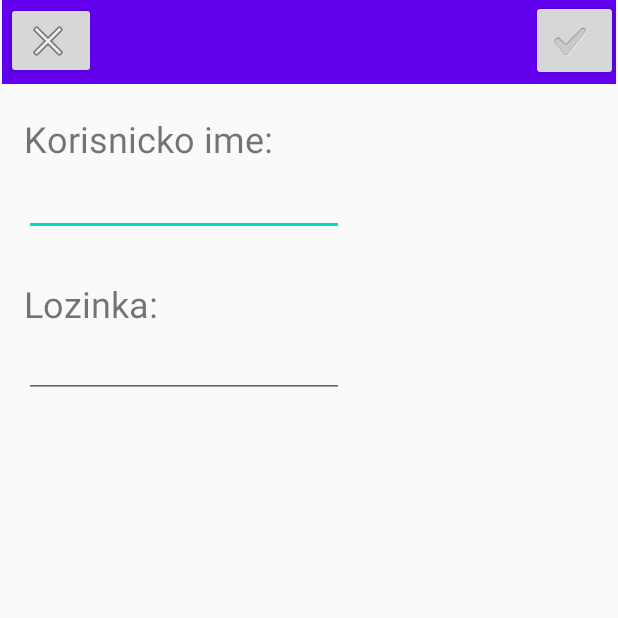
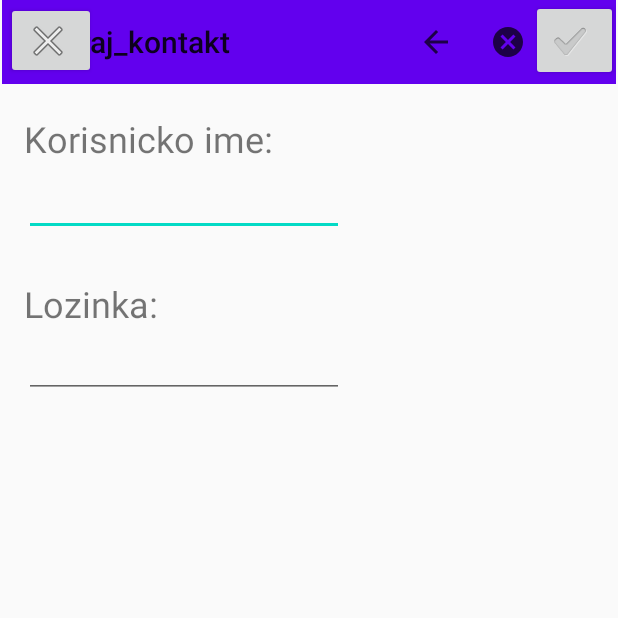
Before and after one commit to rakin99/Tim_1, an Android app: the CreateContactActivity screen opened directly, with no data from a screen before it, on a phone screen of 412 x 824 dp, the top half of it. Run offline under Robolectric (Android 15) with nearby library versions, the phone set to English and light mode, and no system bars.

Commit message:
Odradjen CreateContactActivity i kreirani u meniju xml fajlovi za kontakt

```diff
--- a/app/src/main/java/com/example/mojprojekat/aktivnosti/CreateContactActivity.java
+++ b/app/src/main/java/com/example/mojprojekat/aktivnosti/CreateContactActivity.java
@@ -1,11 +1,20 @@
 package com.example.mojprojekat.aktivnosti;
 
-import androidx.appcompat.app.AppCompatActivity;
-
+import android.content.Intent;
+import android.content.SharedPreferences;
 import android.os.Bundle;
+import android.preference.PreferenceManager;
+import android.view.Menu;
+import android.view.MenuItem;
+import android.widget.EditText;
 import android.widget.Toast;
 
+import androidx.appcompat.app.AppCompatActivity;
+import androidx.appcompat.widget.Toolbar;
+
 import com.example.mojprojekat.R;
+import com.example.mojprojekat.fragmenti.FragmentCreateContact;
+import com.example.mojprojekat.tools.FragmentTransition;
 
 public class CreateContactActivity extends AppCompatActivity {
 
@@ -13,34 +22,49 @@ public class CreateContactActivity extends AppCompatActivity {
     protected void onCreate(Bundle savedInstanceState) {
         super.onCreate(savedInstanceState);
         setContentView(R.layout.activity_create_contact);
+        this.setTitle("Kreiraj_kontakt");
+        FragmentTransition.to(FragmentCreateContact.newInstance(), this, true, R.id.createContactContent);
+
+        EditText etUsername=findViewById(R.id.etUsername);
+        SharedPreferences sharedPreferences = PreferenceManager.getDefaultSharedPreferences(this);
+        etUsername.setText(sharedPreferences.getString(getString(R.string.login),"Nema ulogovanog"));
+        Toolbar tbCreateContact=findViewById(R.id.tbCreateContact);
+        setSupportActionBar(tbCreateContact);
     }
 
     @Override
-    protected void onStart(){
-        super.onStart();
-        Toast.makeText(this, "onStart()",Toast.LENGTH_SHORT).show();
-    }
-    @Override
-    protected  void onResume(){
-        super.onResume();
-        Toast.makeText(this, "onResume()",Toast.LENGTH_SHORT).show();
+    public boolean onCreateOptionsMenu(Menu menu) {
+        return super.onCreateOptionsMenu(menu);
     }
 
     @Override
-    protected void onPause(){
-        super.onPause();
-        Toast.makeText(this, "onPause()", Toast.LENGTH_SHORT).show();
+    public boolean onOptionsItemSelected(MenuItem item){
+        switch(item.getItemId()){
+            case R.id.action_back:
+                Intent intent = new Intent(CreateContactActivity.this, ContactsActivity.class);
+                startActivity(intent);
+                finish();
+                return true;
+            case R.id.action_cancel:
+                Intent intent1 = new Intent(CreateContactActivity.this, ContactsActivity.class);
+                startActivity(intent1);
+                finish();
+                return true;
+            case R.id.action_save:
+                Toast.makeText(this, "Uspešno sacuvano!",Toast.LENGTH_SHORT).show();
+            default:
+                return super.onOptionsItemSelected(item);
+        }
     }
 
     @Override
-    protected void onStop(){
-        super.onStop();
-        Toast.makeText(this,"onStop()", Toast.LENGTH_SHORT).show();
-    }
-
+    protected void onStart(){ super.onStart();}
     @Override
-    protected void onDestroy(){
-        super.onDestroy();
-        Toast.makeText(this,"onDestroy()", Toast.LENGTH_SHORT).show();
-    }
+    protected  void onResume(){ super.onResume(); }
+    @Override
+    protected void onPause(){ super.onPause(); }
+    @Override
+    protected void onStop(){ super.onStop(); }
+    @Override
+    protected void onDestroy(){ super.onDestroy(); }
 }
--- a/app/src/main/res/layout/activity_create_contact.xml
+++ b/app/src/main/res/layout/activity_create_contact.xml
@@ -5,18 +5,6 @@
     android:layout_width="match_parent"
     android:layout_height="match_parent"
     tools:context=".aktivnosti.CreateContactActivity">
-
-    <EditText
-        android:id="@+id/etUsername"
-        android:layout_width="wrap_content"
-        android:layout_height="wrap_content"
-        android:layout_marginStart="16dp"
-        android:layout_marginTop="112dp"
-        android:ems="10"
-        android:inputType="textPersonName"
-        app:layout_constraintStart_toStartOf="parent"
-        app:layout_constraintTop_toTopOf="parent"
-        android:autofillHints="" />
 
     <androidx.appcompat.widget.Toolbar
         android:id="@+id/tbCreateContact"
@@ -51,6 +39,50 @@
         app:layout_constraintStart_toEndOf="@+id/btnCancle"
         app:layout_constraintTop_toTopOf="parent" />
 
+    <!-- The main content view -->
+    <RelativeLayout
+        android:id="@+id/createContactContent"
+        android:layout_width="match_parent"
+        android:layout_height="match_parent" >
+
+
+
+            <TextView
+                android:id="@+id/tvUsername"
+                android:layout_width="174dp"
+                android:layout_height="34dp"
+                android:layout_marginStart="16dp"
+                android:layout_marginTop="76dp"
+                android:text="@string/korisnicko_ime"
+                android:textSize="24sp"
+                app:layout_constraintStart_toStartOf="parent"
+                app:layout_constraintTop_toTopOf="parent" />
+
+            <EditText
+                android:id="@+id/etUsername"
+                android:layout_width="wrap_content"
+                android:layout_height="wrap_content"
+                android:layout_marginStart="16dp"
+                android:layout_marginTop="112dp"
+                android:ems="10"
+                android:inputType="textPersonName"
+                app:layout_constraintStart_toStartOf="parent"
+                app:layout_constraintTop_toTopOf="parent"
+                android:autofillHints="" />
+
+
+
+            <TextView
+                android:id="@+id/tvPassword"
+                android:layout_width="174dp"
+                android:layout_height="34dp"
+                android:layout_marginStart="16dp"
+                android:layout_marginTop="186dp"
+                android:text="@string/lozinka"
+                android:textSize="24sp"
+                app:layout_constraintStart_toStartOf="parent"
+                app:layout_constraintTop_toTopOf="parent" />
+
             <EditText
                 android:id="@+id/etPassword"
                 android:layout_width="wrap_content"
@@ -63,26 +95,6 @@
                 app:layout_constraintTop_toTopOf="parent"
                 android:importantForAutofill="no" />
 
-    <TextView
-        android:id="@+id/tvUsername"
-        android:layout_width="174dp"
-        android:layout_height="34dp"
-        android:layout_marginStart="16dp"
-        android:layout_marginTop="76dp"
-        android:text="@string/korisnicko_ime"
-        android:textSize="24sp"
-        app:layout_constraintStart_toStartOf="parent"
-        app:layout_constraintTop_toTopOf="parent" />
-
-    <TextView
-        android:id="@+id/tvPassword"
-        android:layout_width="174dp"
-        android:layout_height="34dp"
-        android:layout_marginStart="16dp"
-        android:layout_marginTop="186dp"
-        android:text="@string/lozinka"
-        android:textSize="24sp"
-        app:layout_constraintStart_toStartOf="parent"
-        app:layout_constraintTop_toTopOf="parent" />
+    </RelativeLayout>
 
 </androidx.constraintlayout.widget.ConstraintLayout>
--- a/app/src/main/res/menu/activity_item_create_contact.xml
+++ b/app/src/main/res/menu/activity_item_create_contact.xml
@@ -1,4 +1,25 @@
 <?xml version="1.0" encoding="utf-8"?>
-<menu xmlns:android="http://schemas.android.com/apk/res/android">
+<menu xmlns:android="http://schemas.android.com/apk/res/android"
+    xmlns:app="http://schemas.android.com/apk/res-auto">
 
+    <item
+        android:id="@+id/action_save"
+        android:title="@string/action_send"
+        android:icon="@drawable/potvrda"
+        android:orderInCategory="300"
+        app:showAsAction="ifRoom"/>
+
+    <item
+        android:id="@+id/action_cancel"
+        android:title="@string/action_cancel"
+        android:icon="@drawable/cancel"
+        android:orderInCategory="200"
+        app:showAsAction="ifRoom"/>
+
+    <item
+        android:id="@+id/action_back"
+        android:title="@string/action_back"
+        android:icon="@drawable/back"
+        android:orderInCategory="100"
+        app:showAsAction="ifRoom"/>
 </menu>
```
Also changed, not shown: app/src/main/res/menu/activity_item_contact.xml (+15 -1 lines), app/src/main/res/menu/activity_item_contacts.xml (+8 -1 lines). Lines whose indentation alone changed are shown as unchanged.
